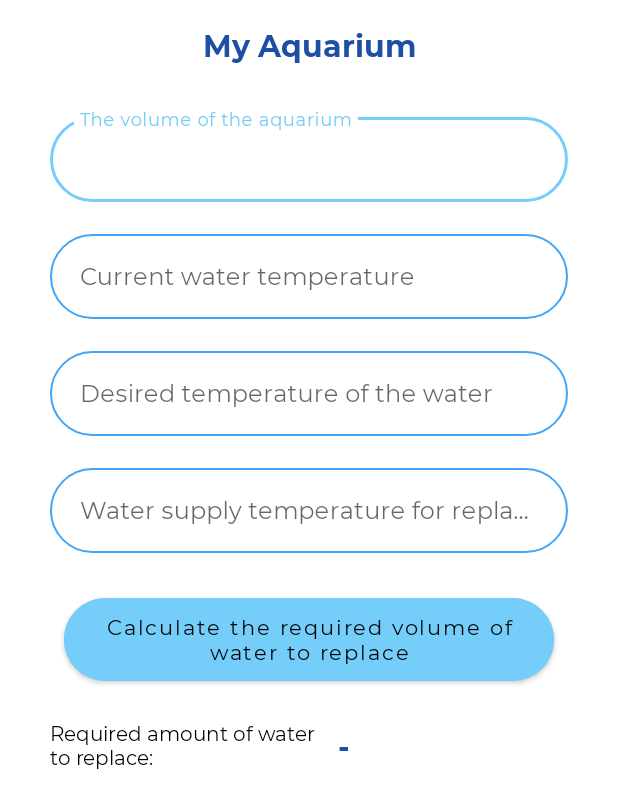
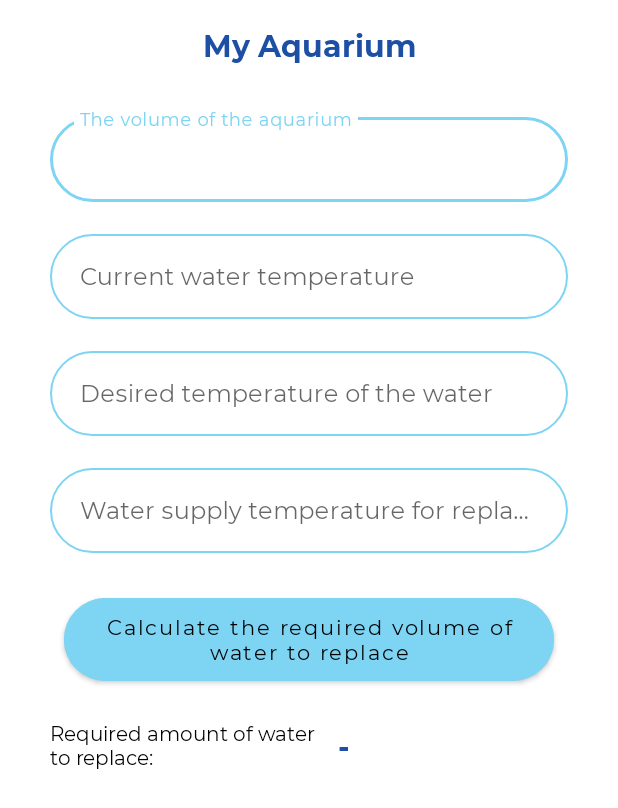
Before and after one commit to VolodyaRybakov/Test_app, an Android app: the layout calculate_water_fragment.xml on its own in the app's theme, with its tools: preview values and no code run, on a phone screen of 412 x 824 dp. Shown: the top 808 px of the screen. Run offline under Robolectric (Android 15) with nearby library versions, the phone set to English and light mode, and no system bars.

Commit message:
setup bottom bar

```diff
--- a/build.gradle
+++ b/build.gradle
@@ -16,6 +16,8 @@ allprojects {
     repositories {
         google()
         jcenter()
+        maven { url "https://jitpack.io" }
+        maven { url "https://maven.google.com" }
     }
 }
 
--- /dev/null
+++ b/testapplication/src/main/res/color/menu_text_color_selector.xml
@@ -0,0 +1,5 @@
+<?xml version="1.0" encoding="utf-8"?>
+<selector xmlns:android="http://schemas.android.com/apk/res/android">
+    <item android:color="@color/secondaryTextColor" android:state_selected="true"/>
+    <item android:color="@color/primaryTextColor" />
+</selector>
--- a/testapplication/src/main/res/menu/bottom_nav_menu.xml
+++ b/testapplication/src/main/res/menu/bottom_nav_menu.xml
@@ -3,10 +3,12 @@
 
     <item android:id="@+id/calculate_water_fragment"
         android:icon="@mipmap/aquarium"
+        android:enabled="true"
         android:title="@string/my_aquarium"/>
 
     <item android:id="@+id/fish_list_fragment"
-        android:icon="@mipmap/fish"
+        android:icon="@mipmap/fishes"
+        android:enabled="true"
         android:title="@string/my_fishes"/>
 
 </menu>
--- a/testapplication/src/main/res/values-v21/themes.xml
+++ /dev/null
@@ -1,23 +0,0 @@
-<?xml version="1.0" encoding="utf-8"?>
-<resources>
-
-    <style name="Theme.MaterialComponents.ViewInflaterTest" parent="Theme.MaterialComponents.Light.NoActionBar">
-        <item name="viewInflaterClass">
-            com.google.android.material.theme.MaterialComponentsViewInflater
-        </item>
-        <item name="android:colorPrimaryDark">@color/primaryDarkColor</item>
-
-        <item name="android:colorPrimary">@color/primaryColor</item>
-        <item name="android:textColorPrimary">@color/primaryTextColor</item>
-        <item name="android:drawable">@color/primaryTextColor</item>
-        <item name="colorPrimary">@color/primaryColor</item>
-        <item name="fontFamily">@font/montserrat_regular</item>
-
-        <item name="colorControlNormal">@color/accent</item>
-        <item name="android:colorAccent">@color/accent</item>
-        <item name="android:textColorSecondary">@color/secondaryTextColor</item>
-        <item name="android:colorButtonNormal">@color/primaryColor</item>
-
-        <item name="android:navigationBarColor">@color/primaryDarkColor</item>
-    </style>
-</resources>
--- a/testapplication/src/main/res/values/colors.xml
+++ b/testapplication/src/main/res/values/colors.xml
@@ -5,15 +5,15 @@
     <color name="primaryLightColor">#fff</color>
     <color name="primaryDarkColor">#acd5d6</color>
 
-    <color name="accent">#42a5f5</color>
-    <color name="secondaryLightColor">#80d6ff</color>
-    <color name="secondaryDarkColor">#0077c2</color>
+    <color name="colorSurface">#ECF7FB</color>
+
+
+    <color name="accent">#7DD4F3</color>
     <color name="primaryTextColor">#000000</color>
     <color name="secondaryTextColor">#1D4FA5</color>
 
-    <color name="icons">#75CEF9</color>
-    <color name="divider">#BDBDBD</color>
+    <color name="icons">#7DD4F3</color>
 
-    <color name="mtrl_textinput_default_box_stroke_color" tools:override="true">#42a5f5</color>
+    <color name="mtrl_textinput_default_box_stroke_color" tools:override="true">#7DD4F3</color>
 
 </resources>
--- a/testapplication/src/main/res/values/styles.xml
+++ b/testapplication/src/main/res/values/styles.xml
@@ -44,4 +44,5 @@
         <item name="boxCornerRadiusTopEnd">40dp</item>
         <item name="boxCornerRadiusTopStart">40dp</item>
     </style>
+
 </resources>
--- /dev/null
+++ b/testapplication/src/main/res/values/themes.xml
@@ -0,0 +1,30 @@
+<?xml version="1.0" encoding="utf-8"?>
+<resources>
+
+    <style name="Theme.MaterialComponents.ViewInflaterTest" parent="Theme.MaterialComponents.Light.NoActionBar">
+
+        <item name="android:colorBackground">@color/primaryColor</item>
+        <item name="colorSurface">@color/colorSurface</item>
+        <item name="colorPrimarySurface">@color/colorSurface</item>
+        <item name="colorPrimary">@color/primaryColor</item>
+        <item name="colorPrimaryVariant">@color/primaryLightColor</item>
+        <item name="colorPrimaryDark">@color/primaryDarkColor</item>
+
+        <item name="colorAccent">@color/accent</item>
+        <item name="colorSecondary">@color/accent</item>
+
+        <item name="colorOnBackground">@color/primaryTextColor</item>
+        <item name="colorOnSurface">@color/primaryTextColor</item>
+        <item name="colorOnPrimary">@color/primaryTextColor</item>
+        <item name="colorOnSecondary">@color/primaryTextColor</item>
+        <item name="colorOnPrimarySurface">@color/primaryTextColor</item>
+
+        <item name="hintTextColor">@color/primaryTextColor</item>
+        <item name="colorControlNormal">@color/accent</item>
+
+        <item name="android:navigationBarColor">@color/primaryDarkColor</item>
+
+
+        <item name="fontFamily">@font/montserrat_regular</item>
+    </style>
+</resources>
```
Also changed, not shown: testapplication/build.gradle (+5 -5 lines), testapplication/src/main/res/layout/activity_main.xml (+14 -26 lines), testapplication/src/main/res/mipmap-hdpi/background_aquarium.png (added), testapplication/src/main/res/mipmap-xhdpi/fish.png (deleted), testapplication/src/main/res/mipmap-xhdpi/fishes.png (added), 1 other file.
